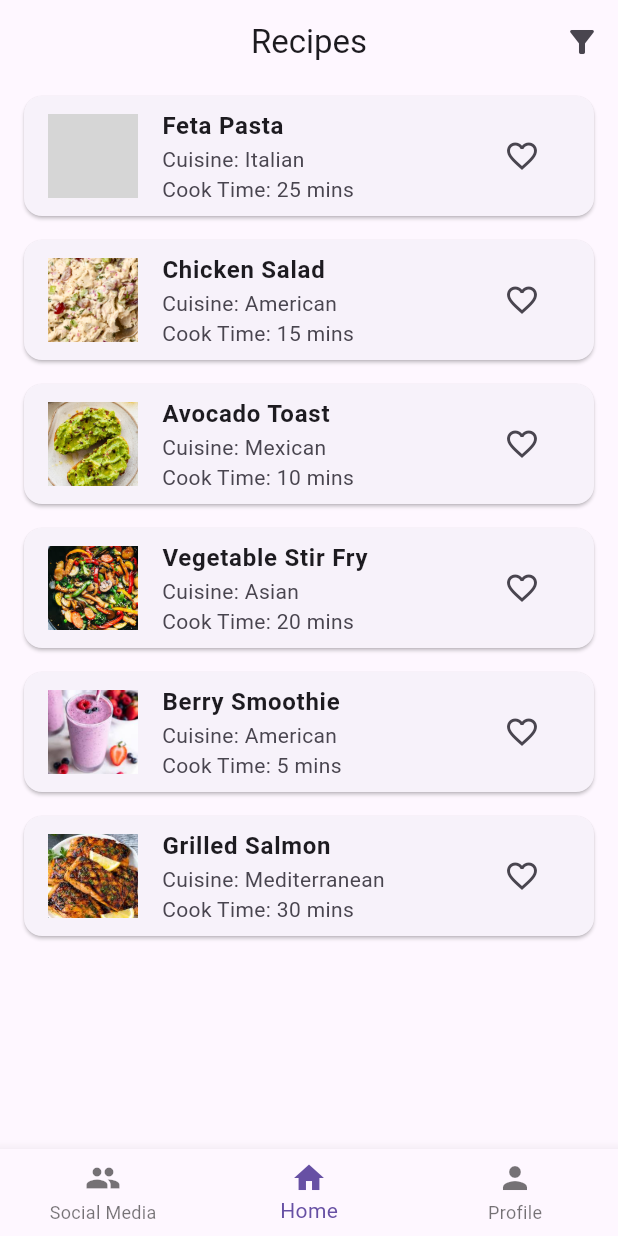
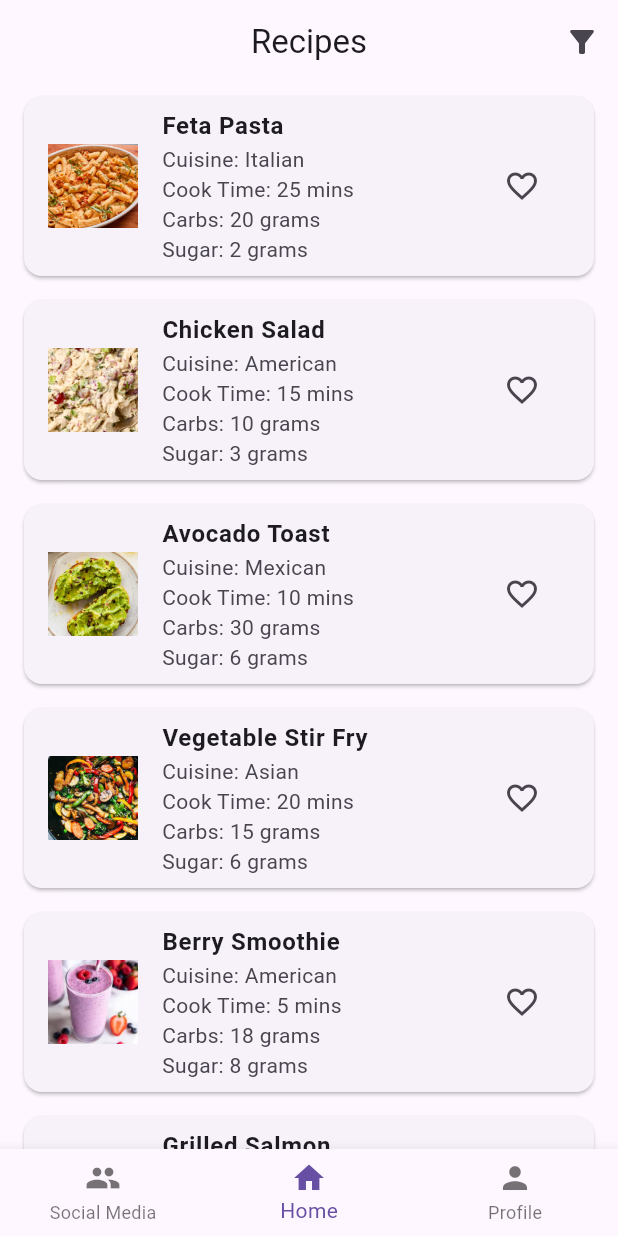
Before and after one commit to abhinavsrinivasan/DiabetesAndMe, a Flutter app: the screen it shows after launch, on a phone screen of 412 x 824 dp. Run offline on Flutter 3.47's test engine with Material 3 defaults, Android fonts, the phone set to English and light mode, and no system bars; grey boxes are pictures that could not be loaded.

Commit message:
Filter UI + logic changes

```diff
--- a/diabetes_recipe_app/lib/Models/recipe_model.dart
+++ b/diabetes_recipe_app/lib/Models/recipe_model.dart
@@ -1,23 +1,23 @@
-//
-
 class Recipe {
   final String title;
   final String cuisine;
   final int cookTime;
-  final Map<String, int> macros;
   final List<String> ingredients;
   final List<String> preparationSteps;
   final String imagePath;
+  final int carbRange;
+  final int sugarRange;
   bool favOrNah;
 
   Recipe({
     required this.title,
     required this.cuisine,
     required this.cookTime,
-    required this.macros,
     required this.ingredients,
     required this.preparationSteps,
     required this.imagePath,
-    this.favOrNah = false, //for the favorite functionality(setting default to false)
+    required this.carbRange,
+    required this.sugarRange,
+    this.favOrNah = false,
   });
 }
--- a/diabetes_recipe_app/lib/Presenters/filter_presenter.dart
+++ b/diabetes_recipe_app/lib/Presenters/filter_presenter.dart
@@ -1,14 +1,37 @@
-//
-
 import '../models/filter_model.dart';
 import '../models/recipe_model.dart';
+import 'package:flutter/material.dart';
 
 class FilterPresenter {
   final FilterModel model;
+  final ValueNotifier<List<Recipe>> filteredRecipesNotifier;
 
-  FilterPresenter(List<Recipe> recipes) : model = FilterModel(recipes);
+  FilterPresenter(List<Recipe> recipes)
+      : model = FilterModel(recipes),
+        filteredRecipesNotifier = ValueNotifier<List<Recipe>>(recipes);
 
-  List<Recipe> getFilteredRecipes() => model.filteredRecipes;
+  List<Recipe> getFilteredRecipes() => filteredRecipesNotifier.value;
 
+  void applyFilters({
+    String? cuisine,
+    int? maxCookTime,
+    int? maxCarbRange,
+    int? maxSugarRange,
+  }) {
+    final filtered = model.allRecipes.where((recipe) {
+      final matchesCuisine = cuisine == null || recipe.cuisine == cuisine;
+      final matchesCookTime = maxCookTime == null || recipe.cookTime <= maxCookTime;
+      final matchesCarbRange = maxCarbRange == null || recipe.carbRange <= maxCarbRange;
+      final matchesSugarRange = maxSugarRange == null || recipe.sugarRange <= maxSugarRange;
+      return matchesCuisine && matchesCookTime && matchesCarbRange && matchesSugarRange;
+    }).toList();
 
+    model.filteredRecipes = filtered;
+    filteredRecipesNotifier.value = filtered; //for valueNotifier
+  }
+
+  void resetFilters() {
+    model.filteredRecipes = List.from(model.allRecipes);
+    filteredRecipesNotifier.value = model.filteredRecipes; //again
+  }
 }
--- a/diabetes_recipe_app/lib/Views/homescreenRecipes_view.dart
+++ b/diabetes_recipe_app/lib/Views/homescreenRecipes_view.dart
@@ -22,9 +22,9 @@ class HomeScreenRecipesView extends StatefulWidget {
 class HomeScreenRecipesViewState extends State<HomeScreenRecipesView> {
   @override
   Widget build(BuildContext context) {
-
-    final recipes = widget.presenter.getFilteredRecipes();
-
+    return ValueListenableBuilder<List<Recipe>>(
+      valueListenable: widget.presenter.filteredRecipesNotifier,
+      builder: (context, recipes, child) {
         return Scaffold(
           appBar: AppBar(
             title: Text("Recipes"),
@@ -36,7 +36,9 @@ class HomeScreenRecipesViewState extends State<HomeScreenRecipesView> {
               ),
             ],
           ),
-      body: ListView.builder(
+          body: recipes.isEmpty
+              ? Center(child: Text("No recipes match the selected filters"))
+              : ListView.builder(
                   itemCount: recipes.length,
                   itemBuilder: (context, index) {
                     final recipe = recipes[index];
@@ -44,8 +46,9 @@ class HomeScreenRecipesViewState extends State<HomeScreenRecipesView> {
                   },
                 ),
         );
+      },
+    );
   }
-
 
   Widget recipeCardDetails(BuildContext context, Recipe recipe) {
   return Card(
@@ -57,9 +60,16 @@ class HomeScreenRecipesViewState extends State<HomeScreenRecipesView> {
         height: 60,
         fit: BoxFit.cover,
       ),
-        title: Text(recipe.title, style: TextStyle(fontWeight: FontWeight.bold)),
-        subtitle: Text("Cuisine: ${recipe.cuisine}\nCook Time: ${recipe.cookTime} mins"),
-        //heart
+      title: Text(
+        recipe.title,
+        style: TextStyle(fontWeight: FontWeight.bold),
+      ),
+      subtitle: Text(
+        "Cuisine: ${recipe.cuisine}\n"
+        "Cook Time: ${recipe.cookTime} mins\n"
+        "Carbs: ${recipe.carbRange} grams\n"
+        "Sugar: ${recipe.sugarRange} grams",
+      ),
       trailing: IconButton(
         icon: Icon(
           recipe.favOrNah ? Icons.favorite : Icons.favorite_border,
@@ -76,10 +86,10 @@ class HomeScreenRecipesViewState extends State<HomeScreenRecipesView> {
   );
 }
 
-  //favoriting logic
+
   void changeFavStatus(Recipe recipe) {
     setState(() {
-      recipe.favOrNah = !recipe.favOrNah; //make it the opposite
+      recipe.favOrNah = !recipe.favOrNah;
       if (recipe.favOrNah) {
         widget.profilePresenter.userModel.favoriteRecipes.add(recipe);
       } else {
@@ -88,7 +98,6 @@ class HomeScreenRecipesViewState extends State<HomeScreenRecipesView> {
     });
   }
 
-  //go into recipe
   void recipeDetails(BuildContext context, Recipe recipe) {
     Navigator.push(
       context,
--- a/diabetes_recipe_app/lib/main.dart
+++ b/diabetes_recipe_app/lib/main.dart
@@ -36,21 +36,20 @@ class MyApp extends StatelessWidget {
     title: "Feta Pasta",
     cuisine: "Italian",
     cookTime: 25,
-      macros: {"carbs": 20, "sugar": 5},
     ingredients: ["Pasta", "Feta Cheese", "Tomatoes"],
     preparationSteps: [
       "Step 1: Boil pasta.",
       "Step 2: Add feta and tomatoes.",
       "Step 3: Bake for 20 minutes."
     ],
-      imagePath: "assets/images/FetaPasta.jpg",
-      favOrNah: false,
+    imagePath: "assets/images/fetaPasta.jpg",
+    carbRange: 20,
+    sugarRange: 2,
   ),
   Recipe(
     title: "Chicken Salad",
     cuisine: "American",
     cookTime: 15,
-      macros: {"carbs": 10, "sugar": 2},
     ingredients: ["Chicken", "Lettuce", "Dressing"],
     preparationSteps: [
       "Step 1: Grill chicken.",
@@ -58,13 +57,13 @@ class MyApp extends StatelessWidget {
       "Step 3: Combine chicken with lettuce."
     ],
     imagePath: "assets/images/ChickenSalad.jpg",
-      favOrNah: false,
+    carbRange: 10,
+    sugarRange: 3,
   ),
   Recipe(
     title: "Avocado Toast",
     cuisine: "Mexican",
     cookTime: 10,
-      macros: {"carbs": 30, "sugar": 4},
     ingredients: ["Avocado", "Bread", "Salt"],
     preparationSteps: [
       "Step 1: Toast bread.",
@@ -72,13 +71,13 @@ class MyApp extends StatelessWidget {
       "Step 3: Sprinkle with salt."
     ],
     imagePath: "assets/images/AvocadoToast.jpg",
-      favOrNah: false,
+    carbRange: 30,
+    sugarRange: 6,
   ),
   Recipe(
     title: "Vegetable Stir Fry",
     cuisine: "Asian",
     cookTime: 20,
-      macros: {"carbs": 15, "sugar": 3},
     ingredients: ["Broccoli", "Carrots", "Soy Sauce", "Garlic"],
     preparationSteps: [
       "Step 1: Heat oil in a pan.",
@@ -86,13 +85,13 @@ class MyApp extends StatelessWidget {
       "Step 3: Add soy sauce and cook for another 5 minutes."
     ],
     imagePath: "assets/images/VegetableStirFry.jpg",
-      favOrNah: false,
+    carbRange: 15,
+    sugarRange: 6,
   ),
   Recipe(
     title: "Berry Smoothie",
     cuisine: "American",
     cookTime: 5,
-      macros: {"carbs": 18, "sugar": 12},
     ingredients: ["Berries", "Yogurt", "Honey"],
     preparationSteps: [
       "Step 1: Combine all ingredients in a blender.",
@@ -100,13 +99,13 @@ class MyApp extends StatelessWidget {
       "Step 3: Serve chilled."
     ],
     imagePath: "assets/images/BerrySmoothie.jpg",
-      favOrNah: false,
+    carbRange: 18,
+    sugarRange: 8,
   ),
   Recipe(
     title: "Grilled Salmon",
     cuisine: "Mediterranean",
     cookTime: 30,
-      macros: {"carbs": 5, "sugar": 1},
     ingredients: ["Salmon", "Olive Oil", "Garlic", "Lemon"],
     preparationSteps: [
       "Step 1: Marinate salmon with olive oil, garlic, and lemon.",
@@ -114,9 +113,12 @@ class MyApp extends StatelessWidget {
       "Step 3: Grill salmon for 10-15 minutes per side."
     ],
     imagePath: "assets/images/GrilledSalmon.jpg",
-      favOrNah: false,
+    carbRange: 5,
+    sugarRange: 13,
   ),
 ];
+
+
 
   @override
   Widget build(BuildContext context) {
```
Also changed, not shown: diabetes_recipe_app/lib/Views/filter_view.dart (+59 -2 lines), diabetes_recipe_app/lib/Views/socialMedia_view.dart (+16 -17 lines). Lines whose indentation alone changed are shown as unchanged.
